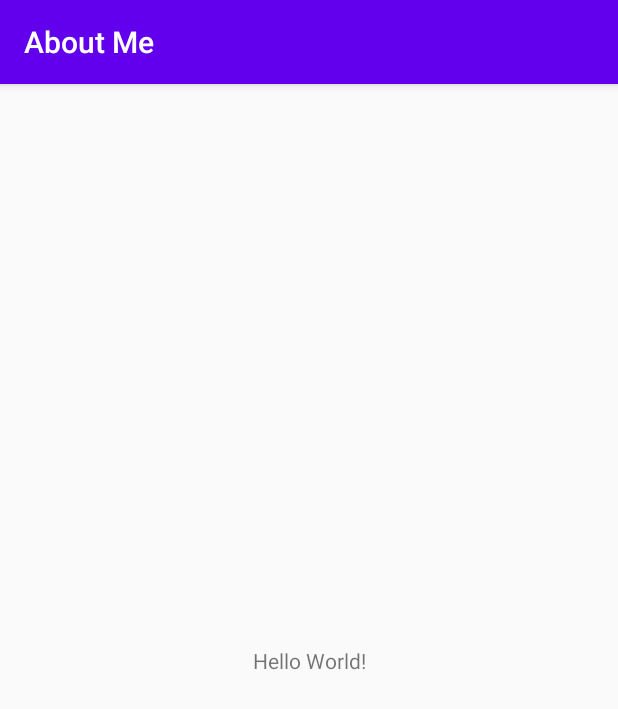
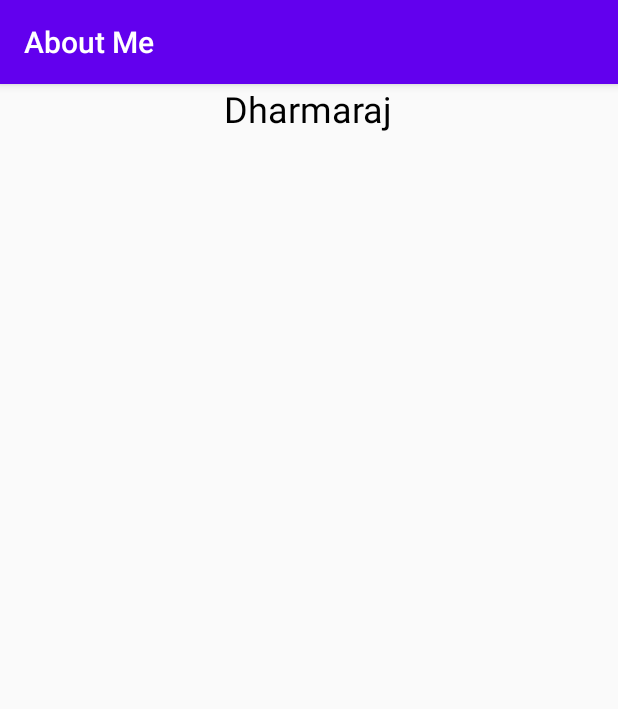
Before and after one commit to dharmaraj-techie/AboutMe, an Android app: the screen it shows after launch (MainActivity), on a phone screen of 412 x 824 dp. Shown: the top 709 px of the screen. Run offline under Robolectric (Android 15) with nearby library versions, the phone set to English and light mode, and no system bars.

Commit message:
add textView

```diff
--- a/app/src/main/res/layout/activity_main.xml
+++ b/app/src/main/res/layout/activity_main.xml
@@ -1,18 +1,19 @@
 <?xml version="1.0" encoding="utf-8"?>
-<androidx.constraintlayout.widget.ConstraintLayout xmlns:android="http://schemas.android.com/apk/res/android"
+
+<LinearLayout xmlns:android="http://schemas.android.com/apk/res/android"
     xmlns:app="http://schemas.android.com/apk/res-auto"
     xmlns:tools="http://schemas.android.com/tools"
     android:layout_width="match_parent"
     android:layout_height="match_parent"
+    android:orientation="vertical"
     tools:context=".MainActivity">
 
     <TextView
+        android:id="@+id/textView"
         android:layout_width="wrap_content"
         android:layout_height="wrap_content"
-        android:text="Hello World!"
-        app:layout_constraintBottom_toBottomOf="parent"
-        app:layout_constraintLeft_toLeftOf="parent"
-        app:layout_constraintRight_toRightOf="parent"
-        app:layout_constraintTop_toTopOf="parent" />
-
-</androidx.constraintlayout.widget.ConstraintLayout>
+        android:layout_gravity="center_horizontal"
+        android:text="@string/name"
+        android:textColor="@android:color/black"
+        android:textSize="24sp" />
+</LinearLayout>
--- a/app/src/main/res/values/strings.xml
+++ b/app/src/main/res/values/strings.xml
@@ -1,3 +1,4 @@
 <resources>
     <string name="app_name">About Me</string>
+    <string name="name">Dharmaraj</string>
 </resources>
```
